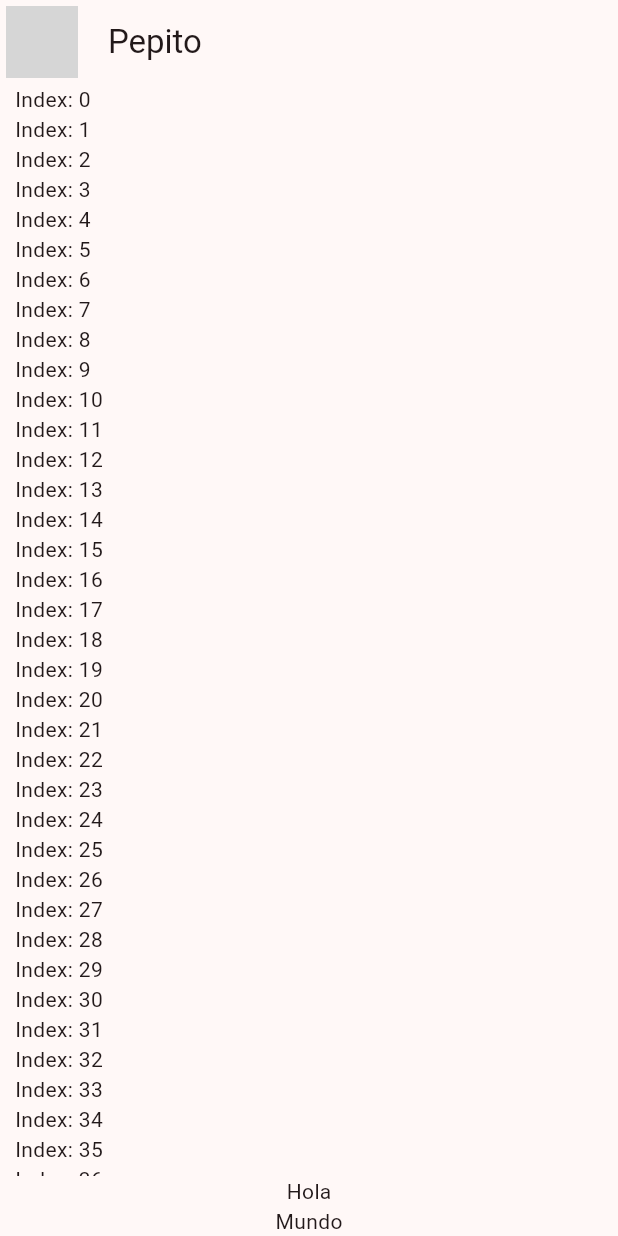
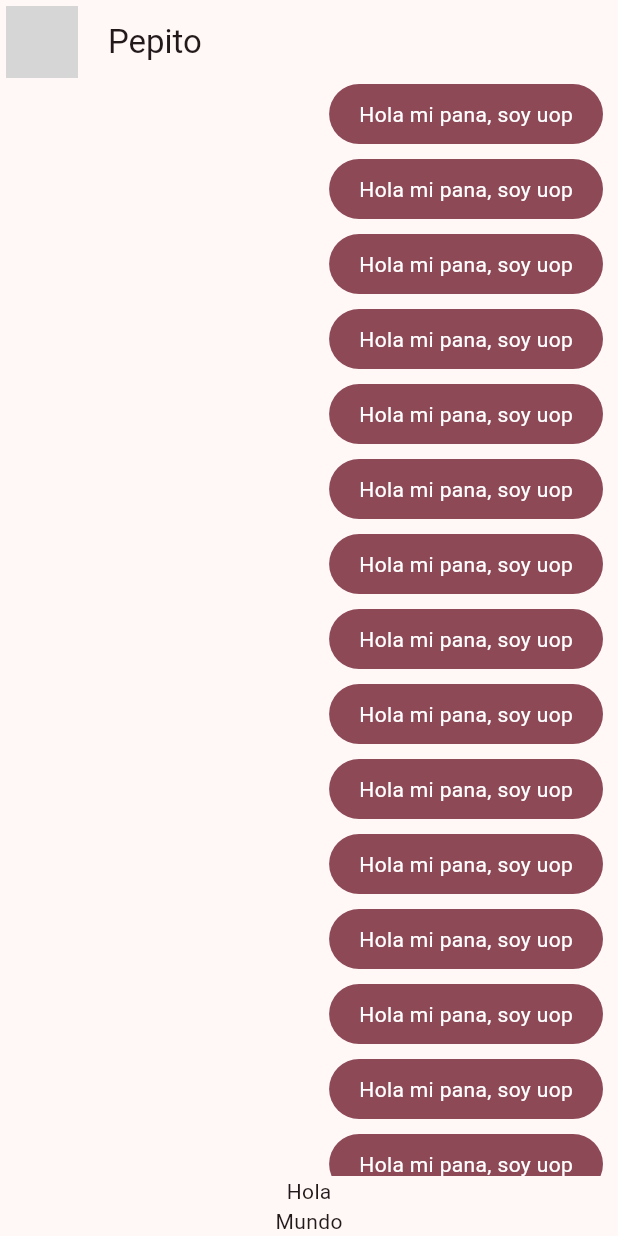
Before and after one commit to Jodriz/yes_no_app, a Flutter app: the screen it shows after launch, on a phone screen of 412 x 824 dp. Run offline on Flutter 3.47's test engine with Material 3 defaults, Android fonts, the phone set to English and light mode, and no system bars; network calls fail; grey boxes are pictures that could not be loaded.

Commit message:
Message Burbble: style, padding and decoration

```diff
--- a/lib/main.dart
+++ b/lib/main.dart
@@ -1,6 +1,6 @@
 import 'package:flutter/material.dart';
 import 'package:yes_no_app/config/theme/app_theme.dart';
-import 'package:yes_no_app/presentation/chat/chat_screen.dart';
+import 'package:yes_no_app/presentation/screens/chat/chat_screen.dart';
 
 void main() => runApp(const MyApp());
 
--- a/lib/presentation/chat/chat_screen.dart
+++ b/lib/presentation/screens/chat/chat_screen.dart
@@ -1,4 +1,5 @@
 import 'package:flutter/material.dart';
+import 'package:yes_no_app/presentation/wifgets/chat/message_bubble.dart';
 
 class ChatScreen extends StatelessWidget {
   const ChatScreen({super.key});
@@ -36,7 +37,7 @@ class ChatView extends StatelessWidget {
             Expanded(child: ListView.builder(
               itemCount: 100,
               itemBuilder: (context, index) {
-              return Text("Index: ${index}");
+              return const MessageBubble();
             },)),
             Text("Hola"),
             Text("Mundo"),
--- /dev/null
+++ b/lib/presentation/wifgets/chat/message_bubble.dart
@@ -0,0 +1,26 @@
+import 'package:flutter/material.dart';
+
+class MessageBubble extends StatelessWidget{
+    const MessageBubble({super.key});
+
+    @override
+    Widget build(BuildContext context) {
+      final colors = Theme.of(context).colorScheme;
+      return Column(
+        crossAxisAlignment: CrossAxisAlignment.end,
+        children: [
+          Container(
+            decoration: BoxDecoration(
+            color: colors.primary,
+            borderRadius: BorderRadius.circular(20)
+          ),
+          child: Padding(
+            padding: const EdgeInsets.symmetric(horizontal: 20, vertical: 10),
+            child: Text("Hola mi pana, soy uop", style: TextStyle(color: Colors.white)),
+          ),
+          ),
+          const SizedBox(height: 10),
+        ],
+      );
+    }
+}
```
